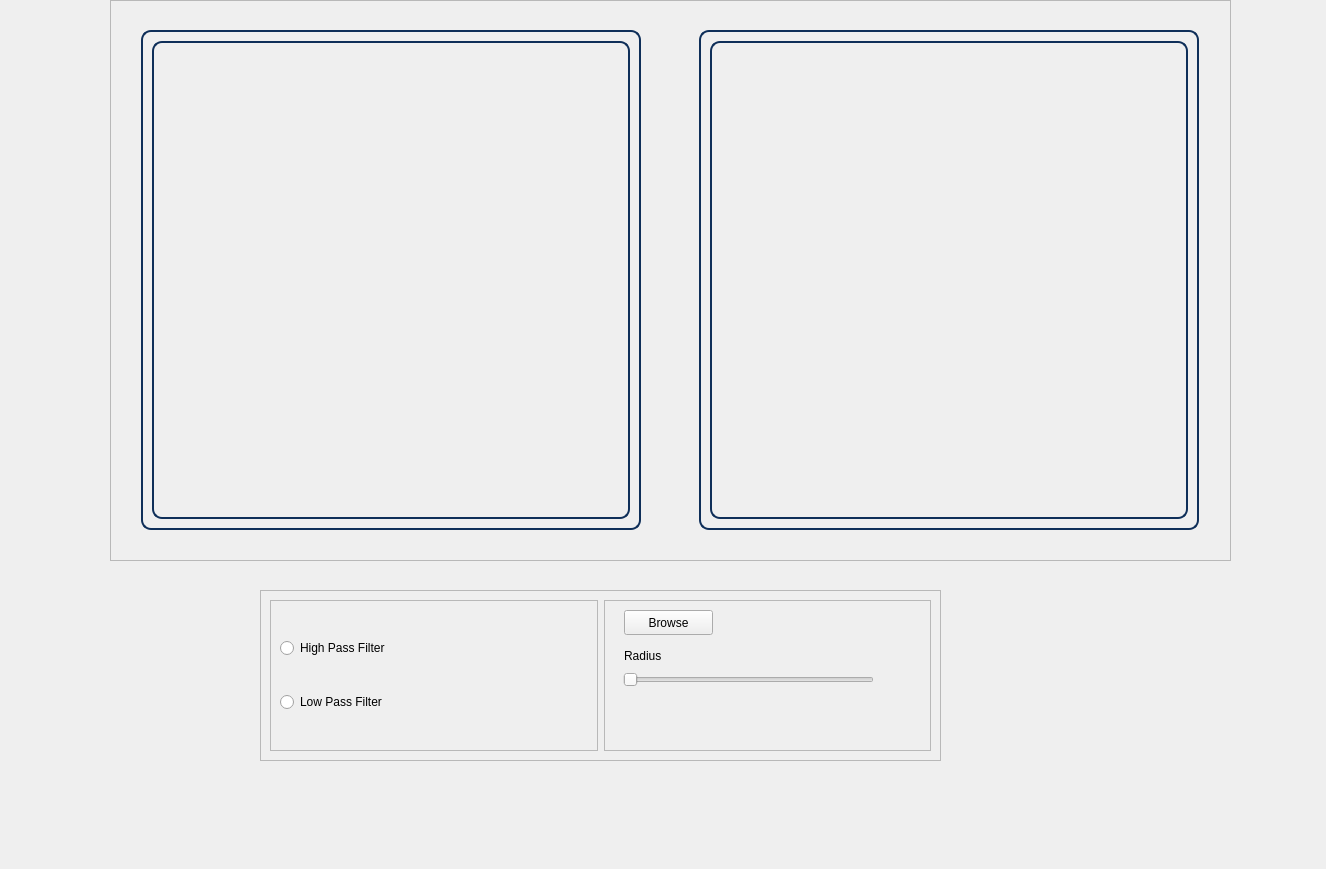
Before: the Qt Designer form Task1/UI/frequencywidget.ui in SBME2025-ComputerVision/Task1_CV_CPP, drawn with Qt 5.
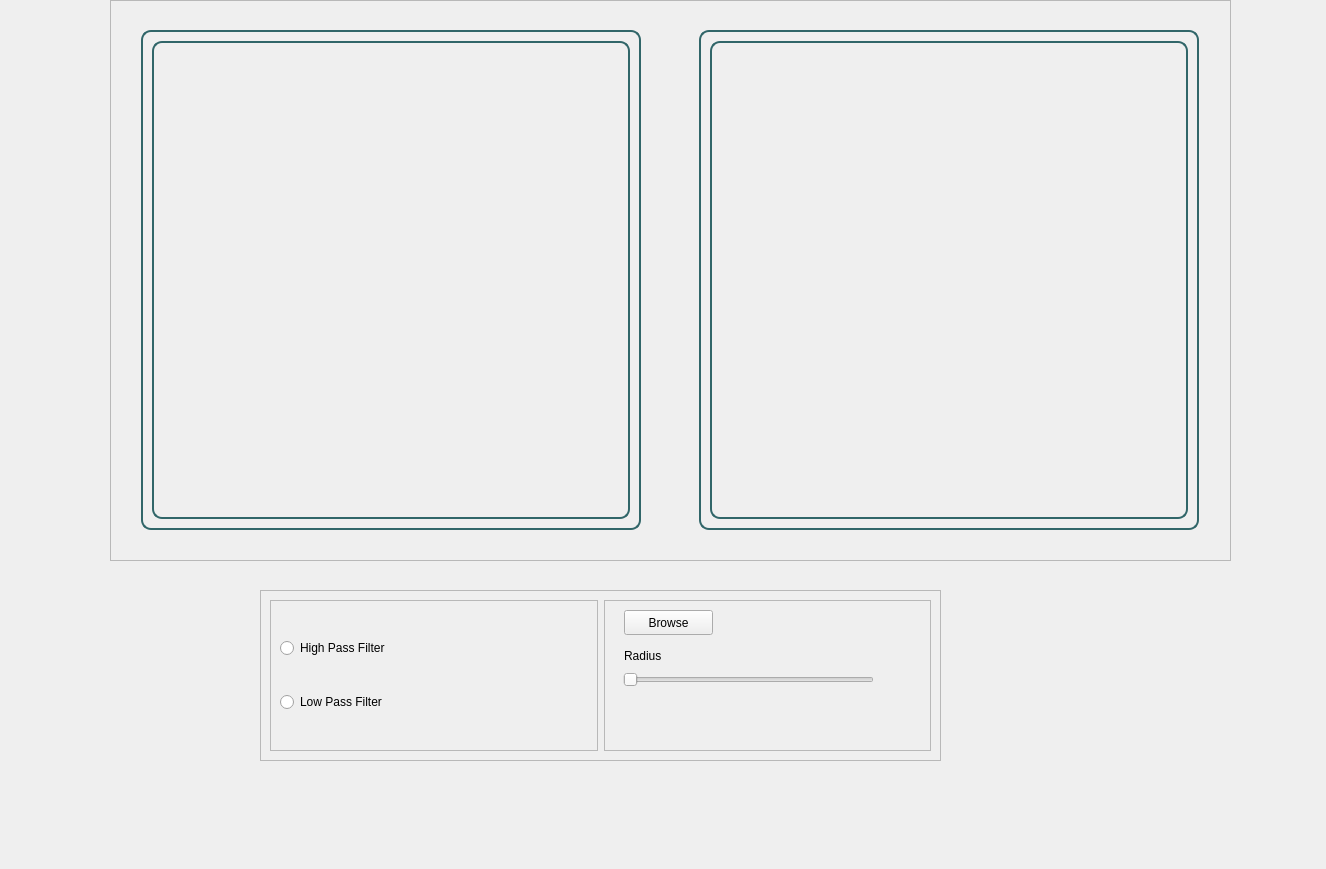
After: the same form once the commit is applied.

```diff
--- a/Task1/UI/frequencywidget.ui
+++ b/Task1/UI/frequencywidget.ui
@@ -138,7 +138,7 @@
       </property>
       <property name="styleSheet">
        <string notr="true">
-           border: 2px solid rgb(15, 47, 89);
+           border: 2px solid #316669;
           border-radius: 10px;
       </string>
       </property>
@@ -191,7 +191,7 @@
       </property>
       <property name="styleSheet">
        <string notr="true">
-           border: 2px solid rgb(15, 47, 89);
+           border: 2px solid  #316669;
           border-radius: 10px;
       </string>
       </property>
```
